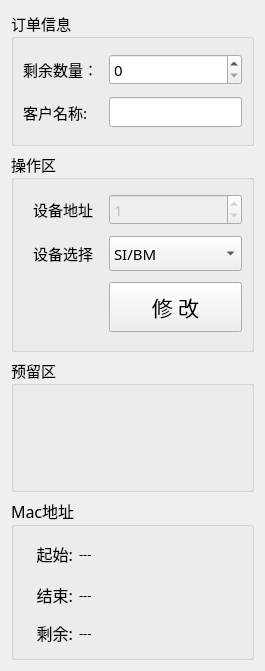
Above: IP-DebugTool/setting/set_workwid.ui from ChinaClever/PDU-MonitorDebug before the change. Below: the same form after it.
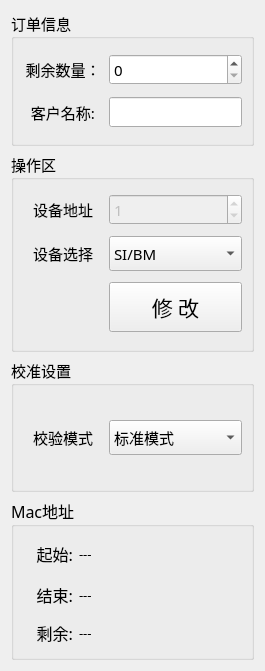
That is the form after the change.

Commit message: 增加智能校验模式

```diff
--- a/IP-DebugTool/setting/set_workwid.ui
+++ b/IP-DebugTool/setting/set_workwid.ui
@@ -59,7 +59,7 @@
          <string>剩余数量：</string>
         </property>
         <property name="alignment">
-         <set>Qt::AlignLeading|Qt::AlignLeft|Qt::AlignVCenter</set>
+         <set>Qt::AlignCenter</set>
         </property>
        </widget>
       </item>
@@ -85,7 +85,7 @@
          <string>客户名称:</string>
         </property>
         <property name="alignment">
-         <set>Qt::AlignLeading|Qt::AlignLeft|Qt::AlignVCenter</set>
+         <set>Qt::AlignCenter</set>
         </property>
        </widget>
       </item>
@@ -249,8 +249,52 @@
    <item row="2" column="0">
     <widget class="QGroupBox" name="groupBox_3">
      <property name="title">
-      <string>预留区</string>
+      <string>校准设置</string>
      </property>
+     <layout class="QGridLayout" name="gridLayout_5">
+      <item row="0" column="0">
+       <widget class="QLabel" name="label_20">
+        <property name="minimumSize">
+         <size>
+          <width>80</width>
+          <height>35</height>
+         </size>
+        </property>
+        <property name="maximumSize">
+         <size>
+          <width>70</width>
+          <height>16777215</height>
+         </size>
+        </property>
+        <property name="text">
+         <string>校验模式</string>
+        </property>
+        <property name="alignment">
+         <set>Qt::AlignCenter</set>
+        </property>
+       </widget>
+      </item>
+      <item row="0" column="1">
+       <widget class="QComboBox" name="aiBox">
+        <property name="minimumSize">
+         <size>
+          <width>0</width>
+          <height>35</height>
+         </size>
+        </property>
+        <item>
+         <property name="text">
+          <string>标准模式</string>
+         </property>
+        </item>
+        <item>
+         <property name="text">
+          <string>智能模式</string>
+         </property>
+        </item>
+       </widget>
+      </item>
+     </layout>
     </widget>
    </item>
    <item row="3" column="0">
```
The commit also changes 7 other files.
